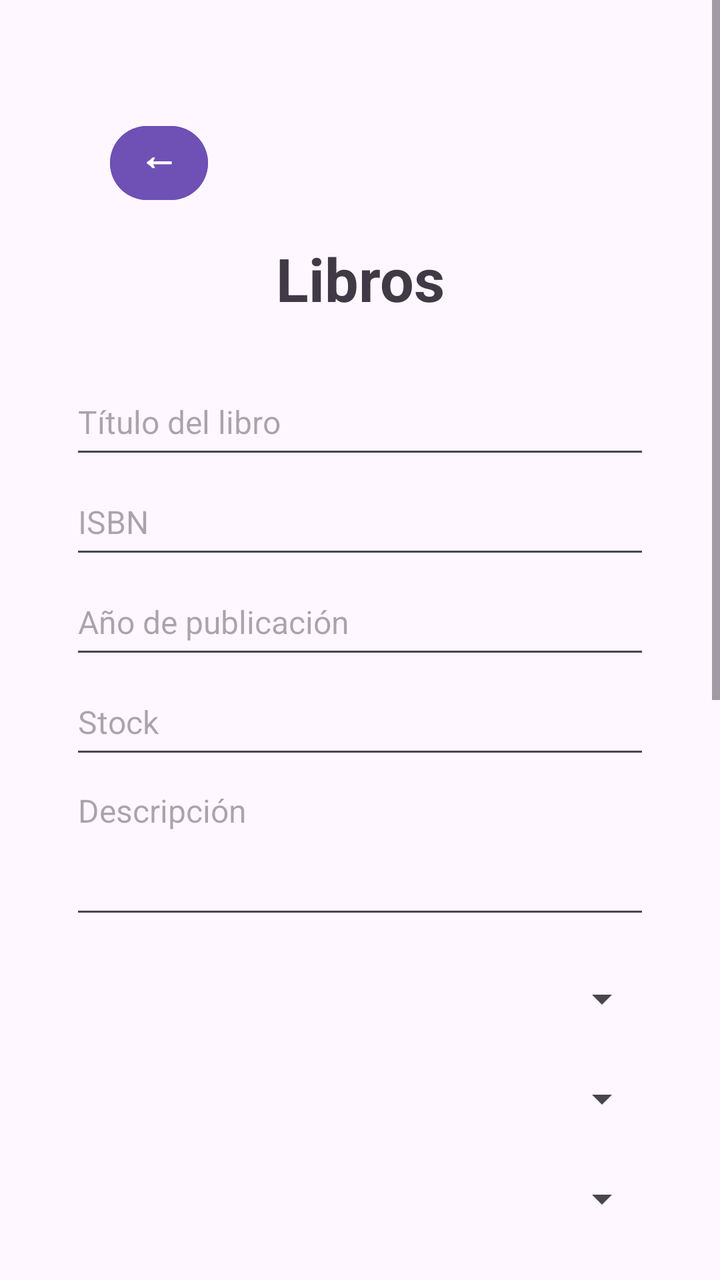
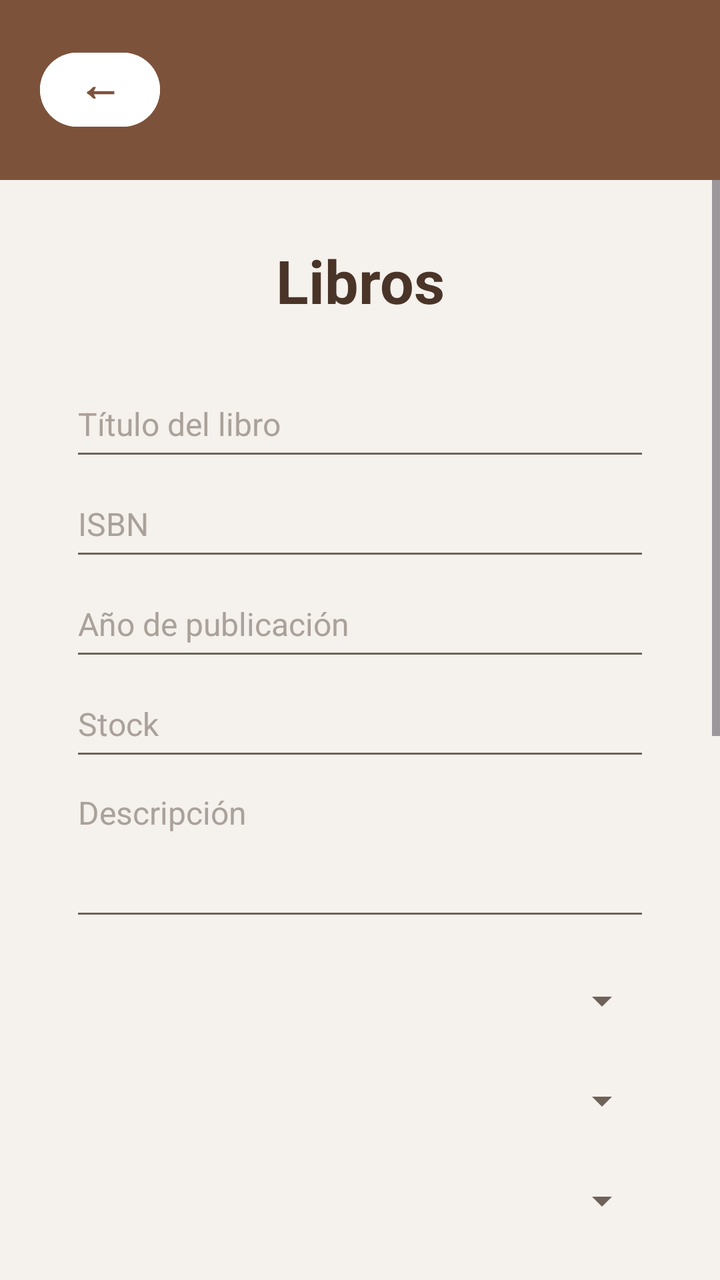

Compare the two renders of this Android layout. The source of the first and the diff that turns it into the second are given below.
<!-- AndroidManifest.xml: application theme Theme.BibliotecaGrupo3 -->
<!-- res/layout/activity_libros.xml -->
<?xml version="1.0" encoding="utf-8"?>
<androidx.constraintlayout.widget.ConstraintLayout xmlns:android="http://schemas.android.com/apk/res/android"
    xmlns:app="http://schemas.android.com/apk/res-auto"
    xmlns:tools="http://schemas.android.com/tools"
    android:id="@+id/main"
    android:layout_width="match_parent"
    android:layout_height="match_parent"
    android:background="#FFF7FF"
    tools:context=".LibrosActivity">

    <ScrollView
        android:layout_width="0dp"
        android:layout_height="0dp"
        android:fillViewport="true"
        app:layout_constraintBottom_toBottomOf="parent"
        app:layout_constraintEnd_toEndOf="parent"
        app:layout_constraintStart_toStartOf="parent"
        app:layout_constraintTop_toTopOf="parent">

        <LinearLayout
            android:layout_width="match_parent"
            android:layout_height="wrap_content"
            android:orientation="vertical"
            android:paddingStart="35dp"
            android:paddingTop="35dp"
            android:paddingEnd="35dp"
            android:paddingBottom="35dp">

            <Button
                android:id="@+id/btnRegresar"
                android:layout_width="49dp"
                android:layout_height="45dp"
                android:layout_marginStart="20dp"
                android:layout_marginTop="24dp"
                android:backgroundTint="#6F50B5"
                android:includeFontPadding="false"
                android:minWidth="0dp"
                android:minHeight="0dp"
                android:onClick="regresar"
                android:paddingStart="0dp"
                android:paddingTop="0dp"
                android:paddingEnd="0dp"
                android:paddingBottom="8dp"
                android:text="←"
                android:textAllCaps="false"
                android:textColor="#FFFFFF"
                android:textSize="20sp"
                android:textStyle="bold"
                app:layout_constraintStart_toStartOf="parent"
                app:layout_constraintTop_toTopOf="parent" />

            <TextView
                android:id="@+id/txtTituloPantallaLibros"
                android:layout_width="match_parent"
                android:layout_height="wrap_content"
                android:layout_marginTop="15dp"
                android:gravity="center"
                android:text="Libros"
                android:textColor="#3F3A46"
                android:textSize="30sp"
                android:textStyle="bold" />

            <EditText
                android:id="@+id/txtTituloLibro"
                android:layout_width="match_parent"
                android:layout_height="50dp"
                android:layout_marginTop="25dp"
                android:hint="Título del libro"
                android:inputType="text"
                android:textSize="16sp" />

            <EditText
                android:id="@+id/txtISBNLibro"
                android:layout_width="match_parent"
                android:layout_height="50dp"
                android:hint="ISBN"
                android:inputType="text"
                android:textSize="16sp" />

            <EditText
                android:id="@+id/txtAnioLibro"
                android:layout_width="match_parent"
                android:layout_height="50dp"
                android:hint="Año de publicación"
                android:inputType="number"
                android:textSize="16sp" />

            <EditText
                android:id="@+id/txtStockLibro"
                android:layout_width="match_parent"
                android:layout_height="50dp"
                android:hint="Stock"
                android:inputType="number"
                android:textSize="16sp" />

            <EditText
                android:id="@+id/txtDescripcionLibro"
                android:layout_width="match_parent"
                android:layout_height="80dp"
                android:gravity="top"
                android:hint="Descripción"
                android:inputType="textMultiLine"
                android:textSize="16sp" />

            <Spinner
                android:id="@+id/spAutor"
                android:layout_width="match_parent"
                android:layout_height="50dp"
                android:layout_marginTop="10dp" />

            <Spinner
                android:id="@+id/spEditorial"
                android:layout_width="match_parent"
                android:layout_height="50dp" />

            <Spinner
                android:id="@+id/spCategoria"
                android:layout_width="match_parent"
                android:layout_height="50dp" />

            <Spinner
                android:id="@+id/spEstado"
                android:layout_width="match_parent"
                android:layout_height="50dp" />

            <LinearLayout
                android:layout_width="match_parent"
                android:layout_height="wrap_content"
                android:layout_marginTop="20dp"
                android:orientation="horizontal">

                <Button
                    android:id="@+id/btnGuardarLibro"
                    android:layout_width="0dp"
                    android:layout_height="55dp"
                    android:layout_marginEnd="8dp"
                    android:layout_weight="1"
                    android:backgroundTint="#6F50B5"
                    android:onClick="guardarLibro"
                    android:text="Guardar"
                    android:textAllCaps="false"
                    android:textColor="#FFFFFF"
                    android:textStyle="bold" />

                <Button
                    android:id="@+id/btnActualizarLibro"
                    android:layout_width="0dp"
                    android:layout_height="55dp"
                    android:layout_marginStart="8dp"
                    android:layout_weight="1"
                    android:backgroundTint="#6F50B5"
                    android:onClick="actualizarLibro"
                    android:text="Actualizar"
                    android:textAllCaps="false"
                    android:textColor="#FFFFFF"
                    android:textStyle="bold" />
            </LinearLayout>

            <LinearLayout
                android:layout_width="match_parent"
                android:layout_height="wrap_content"
                android:layout_marginTop="12dp"
                android:orientation="horizontal">

                <Button
                    android:id="@+id/btnLimpiar"
                    android:layout_width="0dp"
                    android:layout_height="50dp"
                    android:layout_marginEnd="8dp"
                    android:layout_weight="1"
                    android:backgroundTint="#8D77CC"
                    android:onClick="limpiarCampos"
                    android:text="Limpiar"
                    android:textAllCaps="false"
                    android:textColor="#FFFFFF"
                    android:textStyle="bold" />

                <Button
                    android:id="@+id/btnEliminarLibro"
                    android:layout_width="0dp"
                    android:layout_height="50dp"
                    android:layout_marginStart="8dp"
                    android:layout_weight="1"
                    android:backgroundTint="#8D77CC"
                    android:onClick="eliminarLibro"
                    android:text="Eliminar"
                    android:textAllCaps="false"
                    android:textColor="#FFFFFF"
                    android:textStyle="bold" />
            </LinearLayout>

            <TextView
                android:id="@+id/txtListaTitulo"
                android:layout_width="match_parent"
                android:layout_height="wrap_content"
                android:layout_marginTop="25dp"
                android:gravity="center"
                android:text="Lista de libros"
                android:textColor="#3F3A46"
                android:textSize="20sp"
                android:textStyle="bold" />

            <ListView
                android:id="@+id/listaLibros"
                android:layout_width="match_parent"
                android:layout_height="260dp"
                android:layout_marginTop="12dp"
                android:background="#EEE7FA" />

        </LinearLayout>
    </ScrollView>

</androidx.constraintlayout.widget.ConstraintLayout>
<!-- resources referenced by this layout -->
<resources>
  <style name="Theme.BibliotecaGrupo3" parent="Base.Theme.BibliotecaGrupo3" />
  <style name="Base.Theme.BibliotecaGrupo3" parent="Theme.Material3.DayNight.NoActionBar">
          
          
      </style>
</resources>

<!-- the commit's change to res/layout/activity_libros.xml (unified diff, before → after) -->
@@ -5,8 +5,43 @@
     android:id="@+id/main"
     android:layout_width="match_parent"
     android:layout_height="match_parent"
-    android:background="#FFF7FF"
+    android:background="#F5F1EC"
     tools:context=".LibrosActivity">
+
+    <LinearLayout
+        android:id="@+id/topBar"
+        android:layout_width="0dp"
+        android:layout_height="90dp"
+        android:background="#7D523B"
+        android:gravity="center_vertical"
+        android:orientation="horizontal"
+        android:paddingStart="20dp"
+        android:paddingEnd="20dp"
+        app:layout_constraintEnd_toEndOf="parent"
+        app:layout_constraintStart_toStartOf="parent"
+        app:layout_constraintTop_toTopOf="parent">
+
+        <Button
+            android:id="@+id/btnRegresar"
+            android:layout_width="60dp"
+            android:layout_height="45dp"
+            android:backgroundTint="#FFFFFF"
+            android:includeFontPadding="false"
+            android:minWidth="0dp"
+            android:minHeight="0dp"
+            android:onClick="regresar"
+            android:paddingStart="0dp"
+            android:paddingTop="0dp"
+            android:paddingEnd="0dp"
+            android:paddingBottom="6dp"
+            android:text="←"
+            android:textAllCaps="false"
+            android:textColor="#7D523B"
+            android:textSize="22sp"
+            android:textStyle="bold"
+            app:cornerRadius="24dp" />
+
+    </LinearLayout>
 
     <ScrollView
         android:layout_width="0dp"
@@ -15,48 +50,24 @@
         app:layout_constraintBottom_toBottomOf="parent"
         app:layout_constraintEnd_toEndOf="parent"
         app:layout_constraintStart_toStartOf="parent"
-        app:layout_constraintTop_toTopOf="parent">
+        app:layout_constraintTop_toBottomOf="@+id/topBar">
 
         <LinearLayout
             android:layout_width="match_parent"
             android:layout_height="wrap_content"
             android:orientation="vertical"
             android:paddingStart="35dp"
-            android:paddingTop="35dp"
+            android:paddingTop="30dp"
             android:paddingEnd="35dp"
             android:paddingBottom="35dp">
 
-            <Button
-                android:id="@+id/btnRegresar"
-                android:layout_width="49dp"
-                android:layout_height="45dp"
-                android:layout_marginStart="20dp"
-                android:layout_marginTop="24dp"
-                android:backgroundTint="#6F50B5"
-                android:includeFontPadding="false"
-                android:minWidth="0dp"
-                android:minHeight="0dp"
-                android:onClick="regresar"
-                android:paddingStart="0dp"
-                android:paddingTop="0dp"
-                android:paddingEnd="0dp"
-                android:paddingBottom="8dp"
-                android:text="←"
-                android:textAllCaps="false"
-                android:textColor="#FFFFFF"
-                android:textSize="20sp"
-                android:textStyle="bold"
-                app:layout_constraintStart_toStartOf="parent"
-                app:layout_constraintTop_toTopOf="parent" />
-
             <TextView
                 android:id="@+id/txtTituloPantallaLibros"
                 android:layout_width="match_parent"
                 android:layout_height="wrap_content"
-                android:layout_marginTop="15dp"
                 android:gravity="center"
                 android:text="Libros"
-                android:textColor="#3F3A46"
+                android:textColor="#4A3428"
                 android:textSize="30sp"
                 android:textStyle="bold" />
 
@@ -65,68 +76,87 @@
                 android:layout_width="match_parent"
                 android:layout_height="50dp"
                 android:layout_marginTop="25dp"
+                android:backgroundTint="#6E6259"
                 android:hint="Título del libro"
                 android:inputType="text"
+                android:textColor="#4A3428"
+                android:textColorHint="#AAA19A"
                 android:textSize="16sp" />
 
             <EditText
                 android:id="@+id/txtISBNLibro"
                 android:layout_width="match_parent"
                 android:layout_height="50dp"
+                android:backgroundTint="#6E6259"
                 android:hint="ISBN"
                 android:inputType="text"
+                android:textColor="#4A3428"
+                android:textColorHint="#AAA19A"
                 android:textSize="16sp" />
 
             <EditText
                 android:id="@+id/txtAnioLibro"
                 android:layout_width="match_parent"
                 android:layout_height="50dp"
+                android:backgroundTint="#6E6259"
                 android:hint="Año de publicación"
                 android:inputType="number"
+                android:textColor="#4A3428"
+                android:textColorHint="#AAA19A"
                 android:textSize="16sp" />
 
             <EditText
                 android:id="@+id/txtStockLibro"
                 android:layout_width="match_parent"
                 android:layout_height="50dp"
+                android:backgroundTint="#6E6259"
                 android:hint="Stock"
                 android:inputType="number"
+                android:textColor="#4A3428"
+                android:textColorHint="#AAA19A"
                 android:textSize="16sp" />
 
             <EditText
                 android:id="@+id/txtDescripcionLibro"
                 android:layout_width="match_parent"
                 android:layout_height="80dp"
+                android:backgroundTint="#6E6259"
                 android:gravity="top"
                 android:hint="Descripción"
                 android:inputType="textMultiLine"
+                android:textColor="#4A3428"
+                android:textColorHint="#AAA19A"
                 android:textSize="16sp" />
 
             <Spinner
                 android:id="@+id/spAutor"
                 android:layout_width="match_parent"
                 android:layout_height="50dp"
-                android:layout_marginTop="10dp" />
+                android:layout_marginTop="10dp"
+                android:backgroundTint="#6E6259" />
 
             <Spinner
                 android:id="@+id/spEditorial"
                 android:layout_width="match_parent"
-                android:layout_height="50dp" />
+                android:layout_height="50dp"
+                android:backgroundTint="#6E6259" />
 
             <Spinner
                 android:id="@+id/spCategoria"
                 android:layout_width="match_parent"
-                android:layout_height="50dp" />
+                android:layout_height="50dp"
+                android:backgroundTint="#6E6259" />
 
             <Spinner
                 android:id="@+id/spEstado"
                 android:layout_width="match_parent"
-                android:layout_height="50dp" />
+                android:layout_height="50dp"
+                android:backgroundTint="#6E6259" />
 
             <LinearLayout
                 android:layout_width="match_parent"
                 android:layout_height="wrap_content"
-                android:layout_marginTop="20dp"
+                android:layout_marginTop="24dp"
                 android:orientation="horizontal">
 
                 <Button
@@ -135,12 +165,13 @@
                     android:layout_height="55dp"
                     android:layout_marginEnd="8dp"
                     android:layout_weight="1"
-                    android:backgroundTint="#6F50B5"
+                    android:backgroundTint="#7D523B"
                     android:onClick="guardarLibro"
                     android:text="Guardar"
                     android:textAllCaps="false"
                     android:textColor="#FFFFFF"
-                    android:textStyle="bold" />
+                    android:textStyle="bold"
+                    app:cornerRadius="28dp" />
 
                 <Button
                     android:id="@+id/btnActualizarLibro"
@@ -148,12 +179,13 @@
                     android:layout_height="55dp"
                     android:layout_marginStart="8dp"
                     android:layout_weight="1"
-                    android:backgroundTint="#6F50B5"
+                    android:backgroundTint="#7D523B"
                     android:onClick="actualizarLibro"
                     android:text="Actualizar"
                     android:textAllCaps="false"
                     android:textColor="#FFFFFF"
-                    android:textStyle="bold" />
+                    android:textStyle="bold"
+                    app:cornerRadius="28dp" />
             </LinearLayout>
 
             <LinearLayout
@@ -168,12 +200,13 @@
                     android:layout_height="50dp"
                     android:layout_marginEnd="8dp"
                     android:layout_weight="1"
-                    android:backgroundTint="#8D77CC"
+                    android:backgroundTint="#B58855"
                     android:onClick="limpiarCampos"
                     android:text="Limpiar"
                     android:textAllCaps="false"
                     android:textColor="#FFFFFF"
-                    android:textStyle="bold" />
+                    android:textStyle="bold"
+                    app:cornerRadius="28dp" />
 
                 <Button
                     android:id="@+id/btnEliminarLibro"
@@ -181,22 +214,23 @@
                     android:layout_height="50dp"
                     android:layout_marginStart="8dp"
                     android:layout_weight="1"
-                    android:backgroundTint="#8D77CC"
+                    android:backgroundTint="#B58855"
                     android:onClick="eliminarLibro"
                     android:text="Eliminar"
                     android:textAllCaps="false"
                     android:textColor="#FFFFFF"
-                    android:textStyle="bold" />
+                    android:textStyle="bold"
+                    app:cornerRadius="28dp" />
             </LinearLayout>
 
             <TextView
                 android:id="@+id/txtListaTitulo"
                 android:layout_width="match_parent"
                 android:layout_height="wrap_content"
-                android:layout_marginTop="25dp"
+                android:layout_marginTop="28dp"
                 android:gravity="center"
                 android:text="Lista de libros"
-                android:textColor="#3F3A46"
+                android:textColor="#4A3428"
                 android:textSize="20sp"
                 android:textStyle="bold" />
 
@@ -205,7 +239,7 @@
                 android:layout_width="match_parent"
                 android:layout_height="260dp"
                 android:layout_marginTop="12dp"
-                android:background="#EEE7FA" />
+                android:background="#E9DED7" />
 
         </LinearLayout>
     </ScrollView>
